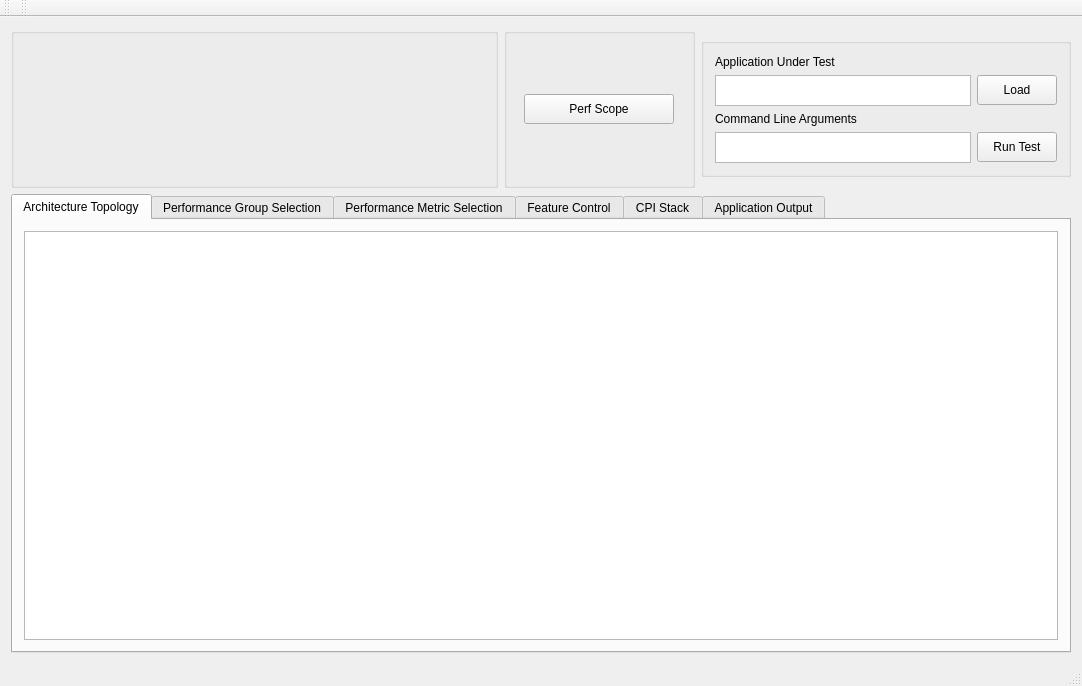
Before: the Qt Designer form Project/QuickPerformance/mainwindow.ui in Areon1031/CPE_631_Advanced_Computer_Architecture, drawn with Qt 5.
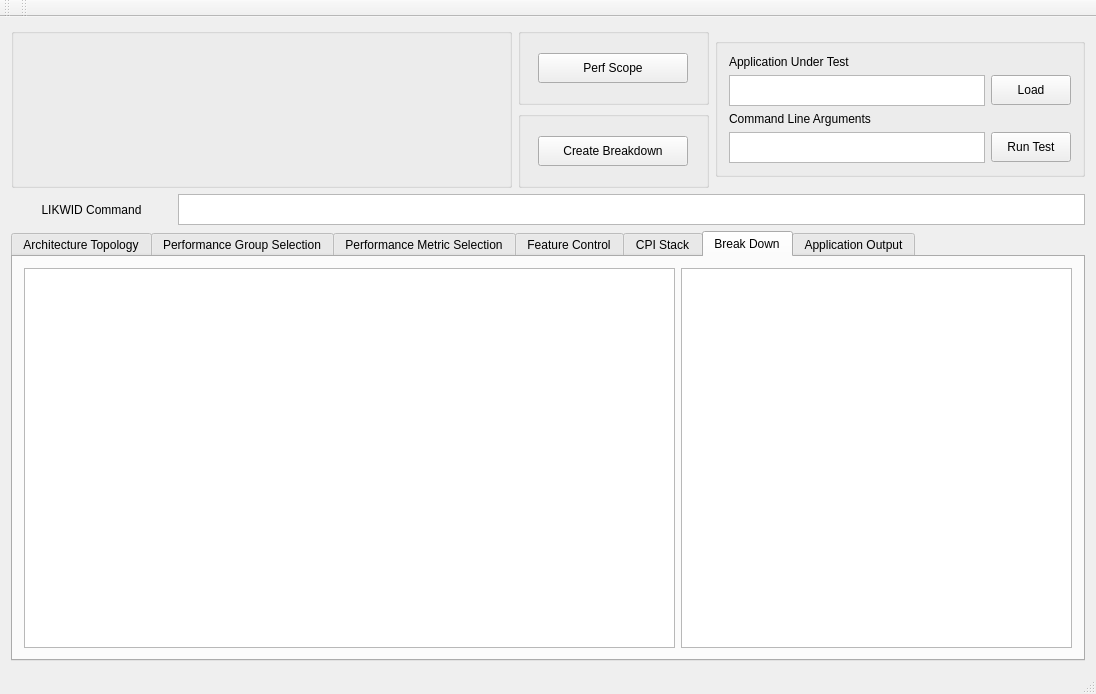
After: the same form once the commit is applied. The open tabs and pages were chosen to show the change. Custom widgets are drawn as their Qt base class.

Commit message: - Clean up on some slots - Added a breakdown method to use perf to provide generic information - Removed stethoscope mode - Added likwid command text so the user can see the command being built - Added an entry to Operations Manual for breakdown usage 	- Added a snippet on how to run perf without root

Patch:
```diff
--- a/Project/QuickPerformance/mainwindow.ui
+++ b/Project/QuickPerformance/mainwindow.ui
@@ -6,8 +6,8 @@
    <rect>
     <x>0</x>
     <y>0</y>
-    <width>1082</width>
-    <height>686</height>
+    <width>1088</width>
+    <height>694</height>
    </rect>
   </property>
   <property name="sizePolicy">
@@ -30,7 +30,7 @@
     </sizepolicy>
    </property>
    <layout class="QGridLayout" name="gridLayout_8">
-    <item row="0" column="0">
+    <item row="0" column="0" rowspan="2" colspan="2">
      <widget class="QGroupBox" name="Logo_Group">
       <property name="sizePolicy">
        <sizepolicy hsizetype="Minimum" vsizetype="Fixed">
@@ -76,8 +76,8 @@
       </layout>
      </widget>
     </item>
-    <item row="0" column="1">
-     <widget class="QGroupBox" name="Stethoscope_Group">
+    <item row="0" column="2">
+     <widget class="QGroupBox" name="Perfscope_Group">
       <property name="sizePolicy">
        <sizepolicy hsizetype="Fixed" vsizetype="Minimum">
         <horstretch>0</horstretch>
@@ -87,7 +87,7 @@
       <property name="minimumSize">
        <size>
         <width>191</width>
-        <height>131</height>
+        <height>50</height>
        </size>
       </property>
       <property name="title">
@@ -116,7 +116,7 @@
       </layout>
      </widget>
     </item>
-    <item row="0" column="2">
+    <item row="0" column="3" rowspan="2">
      <widget class="QGroupBox" name="Application_Group">
       <property name="sizePolicy">
        <sizepolicy hsizetype="Fixed" vsizetype="Fixed">
@@ -257,7 +257,94 @@
       </layout>
      </widget>
     </item>
-    <item row="1" column="0" colspan="3">
+    <item row="1" column="2">
+     <widget class="QGroupBox" name="Breakdown_Group">
+      <property name="sizePolicy">
+       <sizepolicy hsizetype="Fixed" vsizetype="Minimum">
+        <horstretch>0</horstretch>
+        <verstretch>0</verstretch>
+       </sizepolicy>
+      </property>
+      <property name="minimumSize">
+       <size>
+        <width>191</width>
+        <height>50</height>
+       </size>
+      </property>
+      <property name="title">
+       <string/>
+      </property>
+      <layout class="QGridLayout" name="gridLayout_13">
+       <item row="0" column="0">
+        <widget class="QPushButton" name="Breakdown_pushButton">
+         <property name="sizePolicy">
+          <sizepolicy hsizetype="Minimum" vsizetype="Minimum">
+           <horstretch>0</horstretch>
+           <verstretch>0</verstretch>
+          </sizepolicy>
+         </property>
+         <property name="maximumSize">
+          <size>
+           <width>150</width>
+           <height>30</height>
+          </size>
+         </property>
+         <property name="text">
+          <string>Create Breakdown</string>
+         </property>
+        </widget>
+       </item>
+      </layout>
+     </widget>
+    </item>
+    <item row="2" column="0">
+     <widget class="QLabel" name="LikwidCommand_Label">
+      <property name="sizePolicy">
+       <sizepolicy hsizetype="Fixed" vsizetype="Fixed">
+        <horstretch>0</horstretch>
+        <verstretch>0</verstretch>
+       </sizepolicy>
+      </property>
+      <property name="maximumSize">
+       <size>
+        <width>161</width>
+        <height>17</height>
+       </size>
+      </property>
+      <property name="text">
+       <string>LIKWID Command</string>
+      </property>
+      <property name="alignment">
+       <set>Qt::AlignCenter</set>
+      </property>
+     </widget>
+    </item>
+    <item row="2" column="1" colspan="3">
+     <widget class="QTextEdit" name="LikwidCommand_Text">
+      <property name="sizePolicy">
+       <sizepolicy hsizetype="Expanding" vsizetype="Fixed">
+        <horstretch>0</horstretch>
+        <verstretch>0</verstretch>
+       </sizepolicy>
+      </property>
+      <property name="maximumSize">
+       <size>
+        <width>16777215</width>
+        <height>31</height>
+       </size>
+      </property>
+      <property name="lineWrapMode">
+       <enum>QTextEdit::NoWrap</enum>
+      </property>
+      <property name="readOnly">
+       <bool>true</bool>
+      </property>
+      <property name="acceptRichText">
+       <bool>true</bool>
+      </property>
+     </widget>
+    </item>
+    <item row="3" column="0" colspan="4">
      <widget class="QTabWidget" name="tabWidget">
       <property name="sizePolicy">
        <sizepolicy hsizetype="Expanding" vsizetype="Expanding">
@@ -498,6 +585,39 @@
         </item>
        </layout>
       </widget>
+      <widget class="QWidget" name="Breakdown_Tab">
+       <attribute name="title">
+        <string>Break Down</string>
+       </attribute>
+       <layout class="QGridLayout" name="gridLayout_12">
+        <item row="0" column="0">
+         <widget class="CustomView" name="BreakdownChart_GraphicsView">
+          <property name="minimumSize">
+           <size>
+            <width>651</width>
+            <height>361</height>
+           </size>
+          </property>
+         </widget>
+        </item>
+        <item row="0" column="1">
+         <widget class="QTextBrowser" name="BreakdownOutput_Text">
+          <property name="sizePolicy">
+           <sizepolicy hsizetype="Minimum" vsizetype="Expanding">
+            <horstretch>0</horstretch>
+            <verstretch>0</verstretch>
+           </sizepolicy>
+          </property>
+          <property name="minimumSize">
+           <size>
+            <width>391</width>
+            <height>361</height>
+           </size>
+          </property>
+         </widget>
+        </item>
+       </layout>
+      </widget>
       <widget class="QWidget" name="ApplicationOutput_Tab">
        <attribute name="title">
         <string>Application Output</string>
```
Left out of the diff: 4 changed lines with no effect on the pictures. The commit also changes 8 other files.
